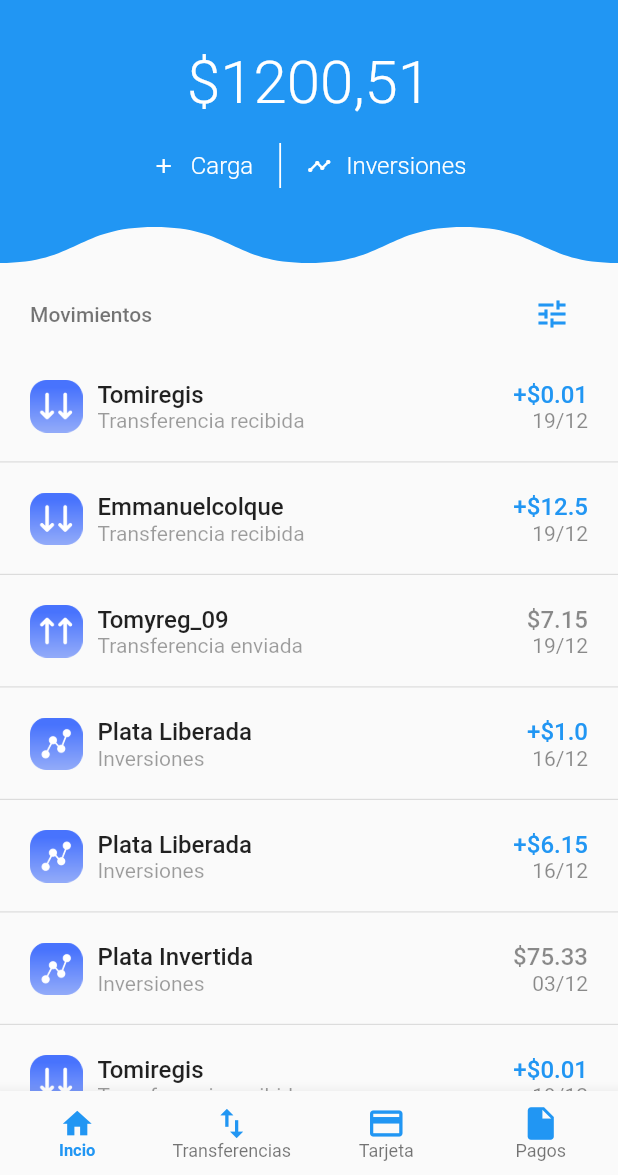
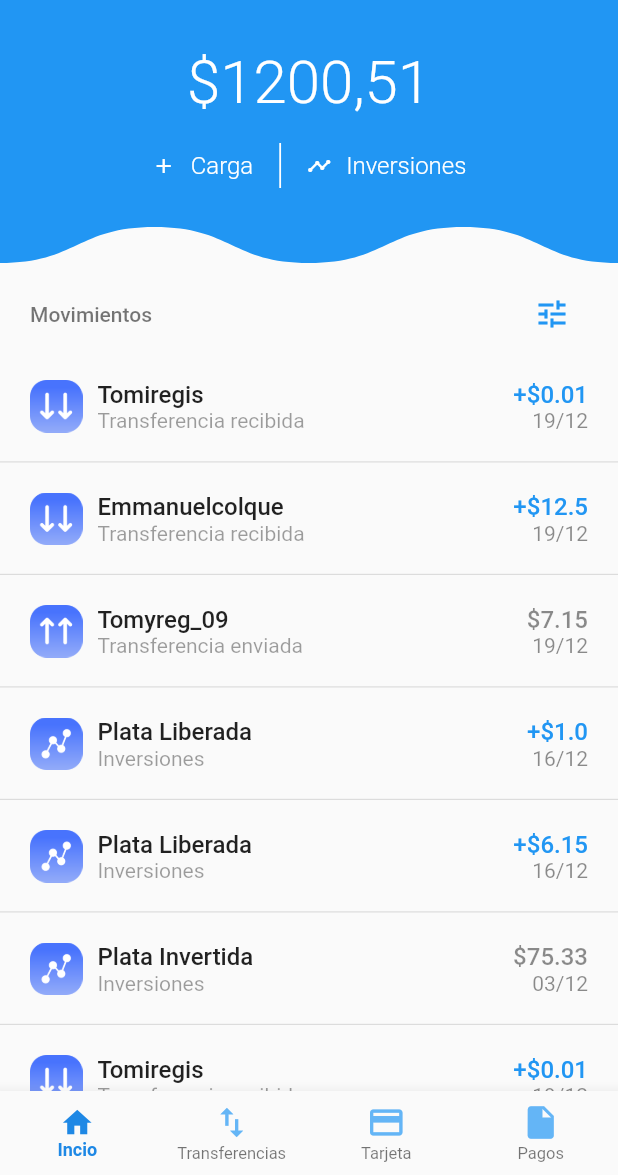
Before and after one commit to TinchoOlivari/uala-clone, a Flutter app: the screen it shows after launch, on a phone screen of 412 x 824 dp, the part 61-1236 px from its top. Run offline on Flutter 3.47's test engine with Material 2 defaults, Android fonts, the phone set to English and light mode, and no system bars; our stand-ins replace flare_flutter.

```diff
--- a/lib/main.dart
+++ b/lib/main.dart
@@ -78,11 +78,11 @@ class _AppState extends State<App> {
             showUnselectedLabels: true,
             type: BottomNavigationBarType.fixed,
             iconSize: 23,
-            selectedItemColor: Colors.blue,
-            unselectedIconTheme: IconThemeData(color: Colors.blue, size: 26),
+            selectedItemColor: Colors.blue[600],
+            unselectedIconTheme: IconThemeData(color: Colors.blue[300], size: 26),
             selectedLabelStyle:
-                TextStyle(fontSize: 11, fontWeight: FontWeight.w700),
-            unselectedLabelStyle: TextStyle(fontSize: 12),
+                TextStyle(fontSize: 12, fontWeight: FontWeight.w700),
+            unselectedLabelStyle: TextStyle(fontSize: 11),
           ),
           drawer: SizedBox(
             width: MediaQuery.of(context).size.width * 0.787,
```
Also changed, not shown: 1 other file.
